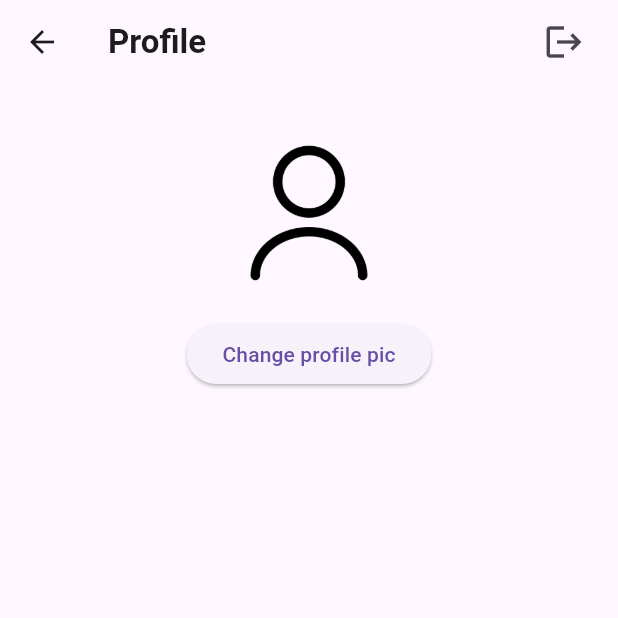
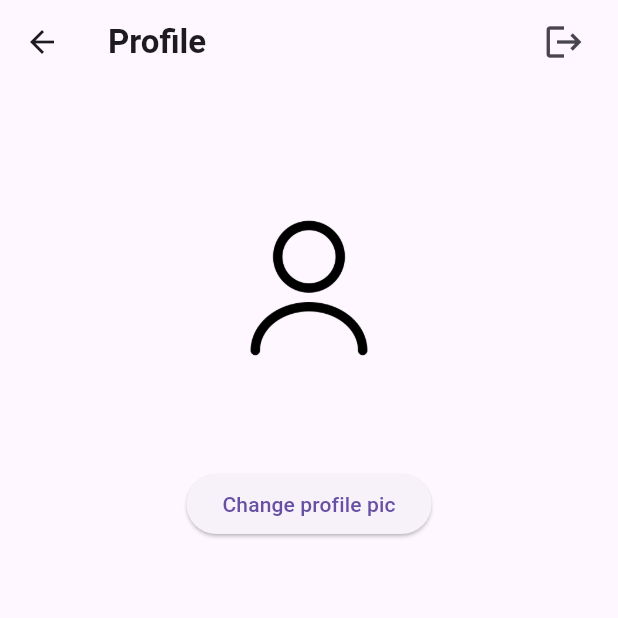
Before and after one commit to rahul-797/crop_guard, a Flutter app: the ProfileScreen screen opened directly, after a tap on "Change profile pic", on a phone screen of 412 x 824 dp, the top half of it. Run offline on Flutter 3.47's test engine with Material 3 defaults, Android fonts, the phone set to English and light mode, and no system bars; our stand-ins replace cached_network_image, camera, cloud_firestore, firebase_auth, firebase_core, firebase_storage and 7 more; missing offline and left inert: tflite_flutter; accounts and stored records are empty; network calls fail; Roboto replaces fonts that are missing (Ubuntu).

Commit message:
minor fixes

```diff
--- a/lib/controllers/image_controller.dart
+++ b/lib/controllers/image_controller.dart
@@ -18,7 +18,7 @@ class ImageController extends GetxController {
   Future<void> pickFromGallery() async {
     final ImagePicker picker = ImagePicker();
     try {
-      XFile? image = await picker.pickImage(source: ImageSource.gallery);
+      XFile? image = await picker.pickImage(source: ImageSource.gallery, imageQuality: 25);
       if (image == null) return;
 
       predictionController.isLoading.value = true;
--- a/lib/main.dart
+++ b/lib/main.dart
@@ -3,7 +3,6 @@ import 'package:crop_guard/controllers/prediction_controller.dart';
 import 'package:crop_guard/screens/home_screen.dart';
 import 'package:crop_guard/screens/login_screen.dart';
 import 'package:crop_guard/utils/login_service.dart';
-import 'package:firebase_app_check/firebase_app_check.dart';
 import 'package:firebase_auth/firebase_auth.dart';
 import 'package:firebase_core/firebase_core.dart';
 import 'package:flutter/material.dart';
@@ -15,7 +14,6 @@ import 'firebase_options.dart';
 void main() async {
   WidgetsFlutterBinding.ensureInitialized();
   await Firebase.initializeApp(options: DefaultFirebaseOptions.currentPlatform);
-  await FirebaseAppCheck.instance.activate(androidProvider: AndroidProvider.playIntegrity);
   Get.put(LoginController());
   Get.put(CameraService());
   Get.put(PredictionController());
--- a/lib/screens/home_screen.dart
+++ b/lib/screens/home_screen.dart
@@ -302,9 +302,12 @@ class _HomeScreenState extends State<HomeScreen> {
           actions: [
             GestureDetector(
               onTap: () => Get.back(),
+              child: Padding(
+                padding: const EdgeInsets.symmetric(vertical: 8.0),
                 child: Text(
                   "Cancel",
                   style: TextStyle(fontWeight: FontWeight.bold, color: Colors.black54),
+                ),
               ),
             ),
             const SizedBox(width: 2),
@@ -313,9 +316,12 @@ class _HomeScreenState extends State<HomeScreen> {
                 openAppSettings();
                 Get.back();
               },
+              child: Padding(
+                padding: const EdgeInsets.symmetric(vertical: 8.0),
                 child: Text(
                   "Settings",
                   style: TextStyle(fontWeight: FontWeight.bold, color: Colors.black87),
+                ),
               ),
             ),
           ],
--- a/lib/screens/profile_screen.dart
+++ b/lib/screens/profile_screen.dart
@@ -22,6 +22,7 @@ class _ProfileScreenState extends State<ProfileScreen> {
   final loginController = Get.find<LoginController>();
   final ImagePicker _picker = ImagePicker();
   final user = FirebaseAuth.instance.currentUser;
+  bool isLoading = false;
 
   @override
   Widget build(BuildContext context) {
@@ -62,12 +63,20 @@ class _ProfileScreenState extends State<ProfileScreen> {
               }
               return Column(
                 children: [
-                  url == ""
-                      ? Image.asset("assets/profile.png", width: 100)
-                      : CircleAvatar(
+                  isLoading
+                      ? SizedBox(
+                        height: 200,
+                        child: Center(child: CircularProgressIndicator(color: Colors.green)),
+                      )
+                      : url == ""
+                      ? SizedBox(height: 200, child: Image.asset("assets/profile.png", width: 100))
+                      : SizedBox(
+                        height: 200,
+                        child: CircleAvatar(
                           radius: 80,
                           backgroundImage: CachedNetworkImageProvider(url),
                           backgroundColor: Colors.grey[200],
+                        ),
                       ),
                   SizedBox(height: 20),
                   ElevatedButton(
@@ -103,10 +112,16 @@ class _ProfileScreenState extends State<ProfileScreen> {
   }
 
   Future<void> _pickAndUploadImage() async {
-    final XFile? pickedFile = await _picker.pickImage(source: ImageSource.gallery);
+    final XFile? pickedFile = await _picker.pickImage(
+      source: ImageSource.gallery,
+      imageQuality: 25,
+    );
     if (pickedFile == null) return;
     final File file = File(pickedFile.path);
 
+    setState(() {
+      isLoading = true;
+    });
     final ref = FirebaseStorage.instance.ref().child('users').child(user!.uid).child('profile.jpg');
     await ref.putFile(file);
     final url = await ref.getDownloadURL();
@@ -115,10 +130,16 @@ class _ProfileScreenState extends State<ProfileScreen> {
     await FirebaseFirestore.instance.collection('users').doc(user!.uid).set({
       'photoURL': url,
     }, SetOptions(merge: true));
+    setState(() {
+      isLoading = false;
+    });
   }
 
   Future<void> _deleteImage() async {
     try {
+      setState(() {
+        isLoading = true;
+      });
       final ref = FirebaseStorage.instance
           .ref()
           .child('users')
@@ -131,6 +152,9 @@ class _ProfileScreenState extends State<ProfileScreen> {
     } on FirebaseException catch (e) {
       print('Error deleting profile image: ${e.message}');
     }
+    setState(() {
+      isLoading = false;
+    });
   }
 
   showLogoutConfirmDialog() {
@@ -143,9 +167,12 @@ class _ProfileScreenState extends State<ProfileScreen> {
           actions: [
             GestureDetector(
               onTap: () => Get.back(),
+              child: Padding(
+                padding: const EdgeInsets.symmetric(vertical: 8.0),
                 child: Text(
                   "Cancel",
                   style: TextStyle(fontWeight: FontWeight.bold, color: Colors.black54),
+                ),
               ),
             ),
             const SizedBox(width: 2),
@@ -157,9 +184,12 @@ class _ProfileScreenState extends State<ProfileScreen> {
                   loginController.logout();
                 }
               },
+              child: Padding(
+                padding: const EdgeInsets.symmetric(vertical: 8.0),
                 child: Text(
                   "Logout",
                   style: TextStyle(fontWeight: FontWeight.bold, color: Colors.black87),
+                ),
               ),
             ),
           ],
--- a/pubspec.yaml
+++ b/pubspec.yaml
@@ -16,7 +16,7 @@ publish_to: 'none' # Remove this line if you wish to publish to pub.dev
 # https://developer.apple.com/library/archive/documentation/General/Reference/InfoPlistKeyReference/Articles/CoreFoundationKeys.html
 # In Windows, build-name is used as the major, minor, and patch parts
 # of the product and file versions while build-number is used as the build suffix.
-version: 1.0.1+5
+version: 1.0.2+7
 
 environment:
   sdk: ^3.7.2
@@ -44,7 +44,6 @@ dependencies:
   camera: ^0.11.1
   image_picker: ^1.1.2
   firebase_storage: ^12.4.5
-  firebase_app_check: ^0.3.2+5
   tflite_flutter: ^0.11.0
   image: ^4.5.4
   uuid: ^4.5.1
```
Also changed, not shown: lib/utils/login_service.dart (+6 -6 lines), pubspec.lock. Lines whose indentation alone changed are shown as unchanged.
